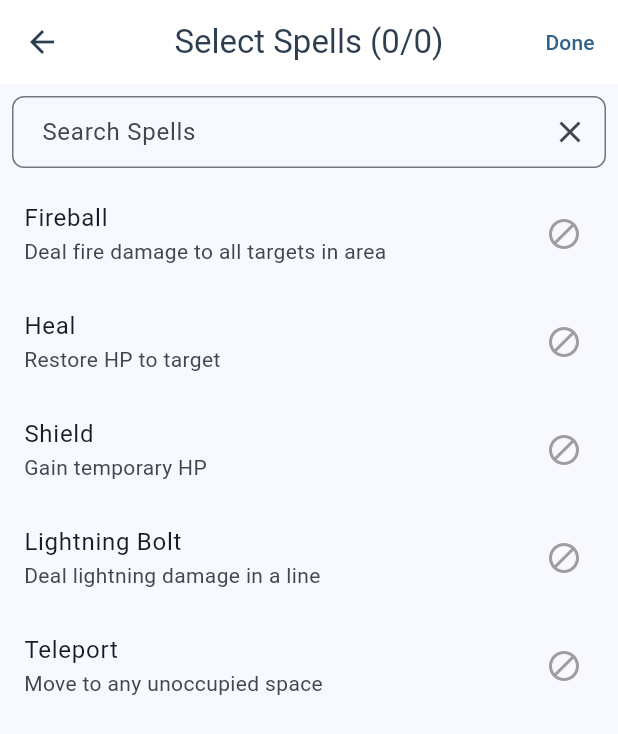
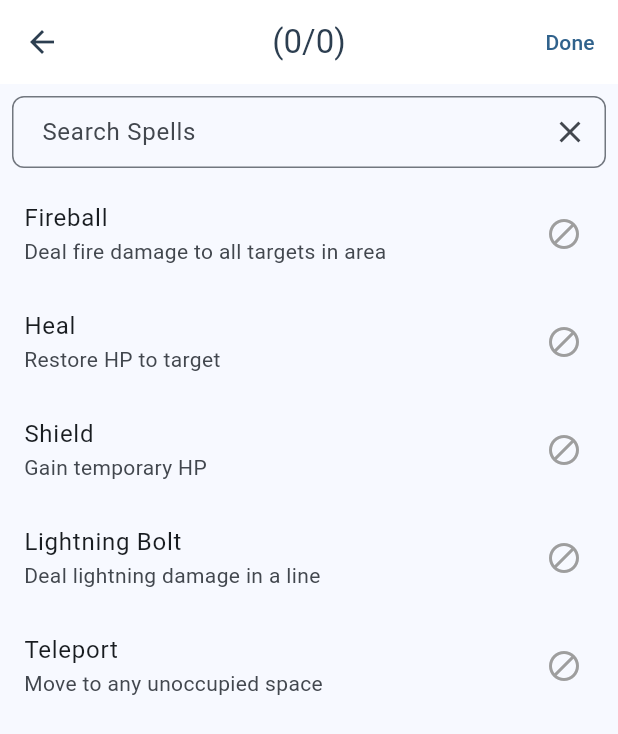
Before and after one commit to remideboer/titterpig, a Flutter app: the SpellSelectionScreen screen opened directly with empty values, on a phone screen of 412 x 824 dp. Shown: the top 734 px of the screen. Run offline on Flutter 3.47's test engine with Material 3 defaults, Android fonts, the phone set to English and light mode, and no system bars; our stand-ins replace audioplayers, flutter_svg, shared_preferences; accounts and stored records are empty; network calls fail.

Commit message:
refactor(spells): improve spell selection screen readability                - removed text clutter

```diff
--- a/lib/screens/spell_selection_screen.dart
+++ b/lib/screens/spell_selection_screen.dart
@@ -57,7 +57,7 @@ class _SpellSelectionScreenState extends State<SpellSelectionScreen> {
   Widget build(BuildContext context) {
     return Scaffold(
       appBar: AppBar(
-        title: Text('Select Spells (${_selectedSpells.length}/${widget.maxSpells})'),
+        title: Text('(${_selectedSpells.length}/${widget.maxSpells})'),
         actions: [
           TextButton(
             onPressed: () {
```
